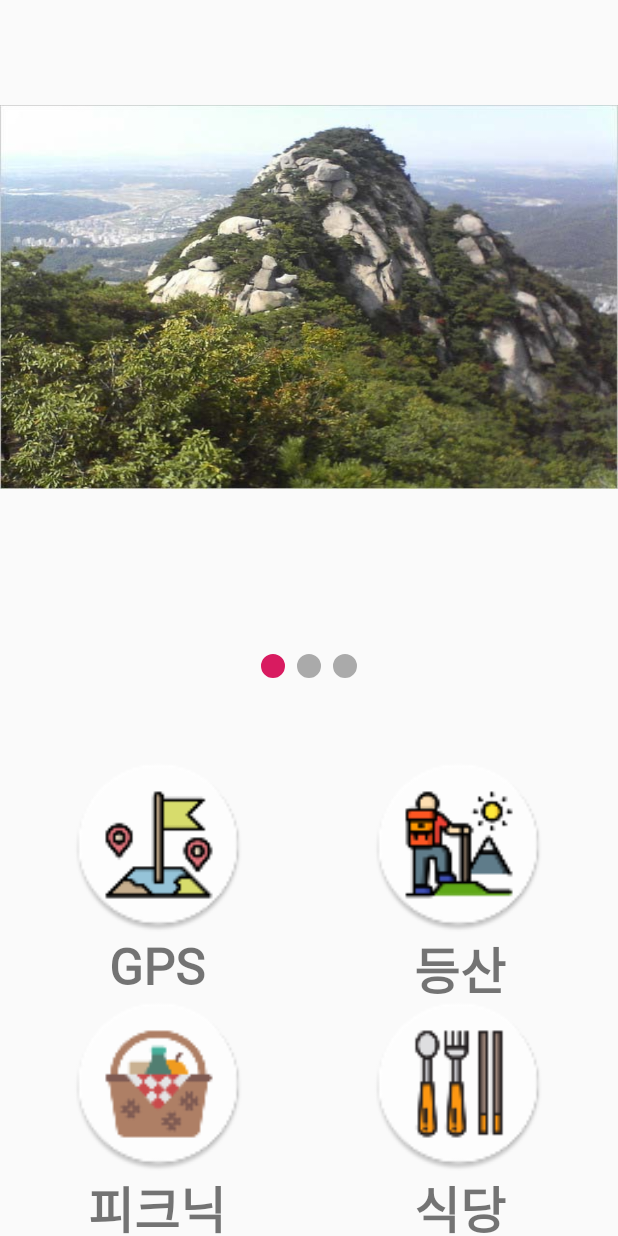
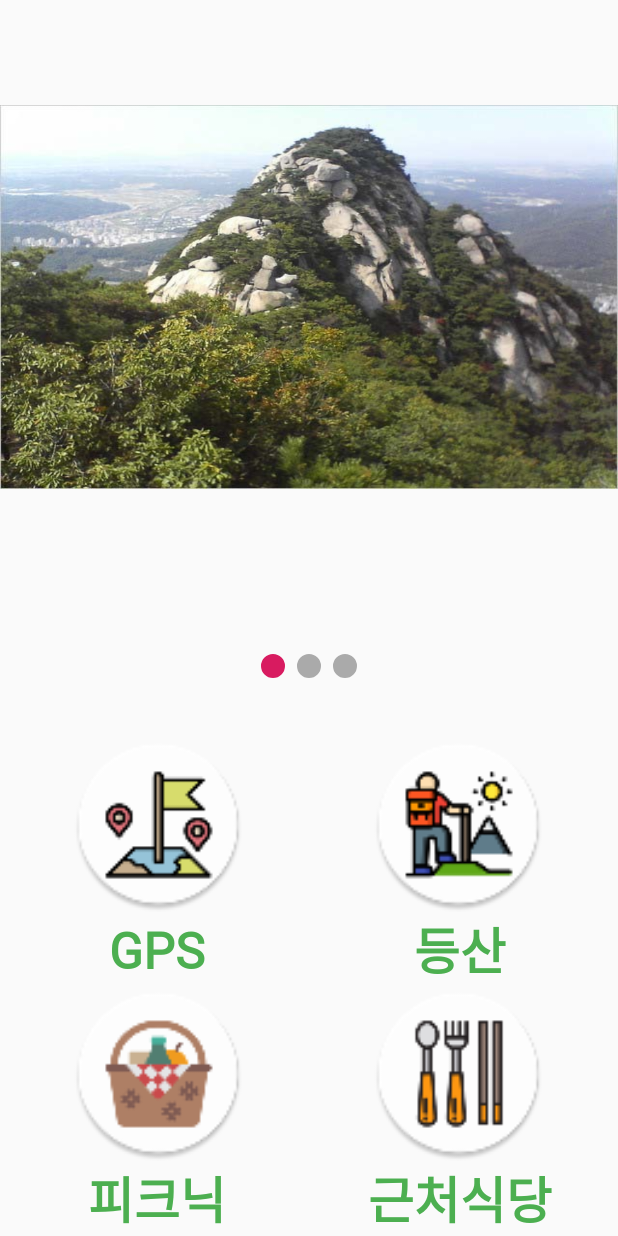
Before and after one commit to dltpt99/Gongmo, an Android app: the screen it shows after launch (MainActivity), on a phone screen of 412 x 824 dp. Run offline under Robolectric (Android 15) with nearby library versions, the phone set to English and light mode, and no system bars.

Commit message:
메인화면 수정 텍스트폰트적용

```diff
--- a/app/src/main/res/layout/activity_main.xml
+++ b/app/src/main/res/layout/activity_main.xml
@@ -46,9 +46,10 @@
     <TextView
         android:id="@+id/Climbbtn"
         android:layout_width="110dp"
-        android:layout_height="43dp"
+        android:layout_height="50dp"
         android:layout_marginEnd="50dp"
-        android:fontFamily="@font/namsan"
+        android:fontFamily="@font/goyang"
+        android:textColor="#4CAF50"
         android:gravity="center"
         android:text="@string/Climbbtn"
         android:textSize="15pt"
@@ -85,9 +86,10 @@
     <TextView
         android:id="@+id/Picnicbbtn"
         android:layout_width="110dp"
-        android:layout_height="43dp"
+        android:layout_height="50dp"
         android:layout_marginStart="50dp"
-        android:fontFamily="@font/namsan"
+        android:fontFamily="@font/goyang"
+        android:textColor="#4CAF50"
         android:gravity="center"
         android:text="@string/Picnicbtn"
         android:textSize="15pt"
@@ -98,9 +100,10 @@
     <TextView
         android:id="@+id/GPSbtn"
         android:layout_width="110dp"
-        android:layout_height="43dp"
+        android:layout_height="50dp"
         android:layout_marginStart="50dp"
-        android:fontFamily="@font/namsan"
+        android:fontFamily="@font/goyang"
+        android:textColor="#4CAF50"
         android:gravity="center"
         android:text="@string/GPSbtn"
         android:textSize="15pt"
@@ -110,12 +113,13 @@
 
     <TextView
         android:id="@+id/Restaurantbtn"
-        android:layout_width="110dp"
-        android:layout_height="43dp"
-        android:layout_marginEnd="50dp"
-        android:fontFamily="@font/namsan"
+        android:layout_width="130dp"
+        android:layout_height="50dp"
+        android:layout_marginEnd="40dp"
+        android:fontFamily="@font/goyang"
         android:gravity="center"
-        android:text="@string/Restaurantbtn"
+        android:text="@string/near_restaurant"
+        android:textColor="#4CAF50"
         android:textSize="15pt"
         android:textStyle="bold"
         app:layout_constraintBottom_toBottomOf="parent"
```
Also changed, not shown: 1 other file.
